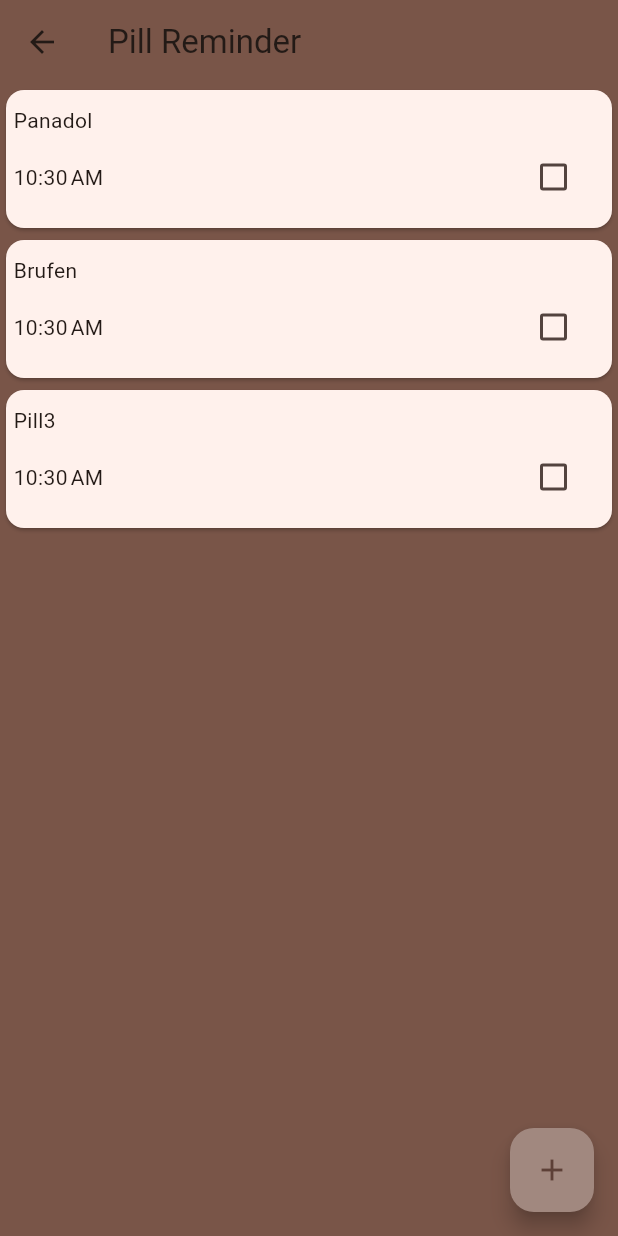
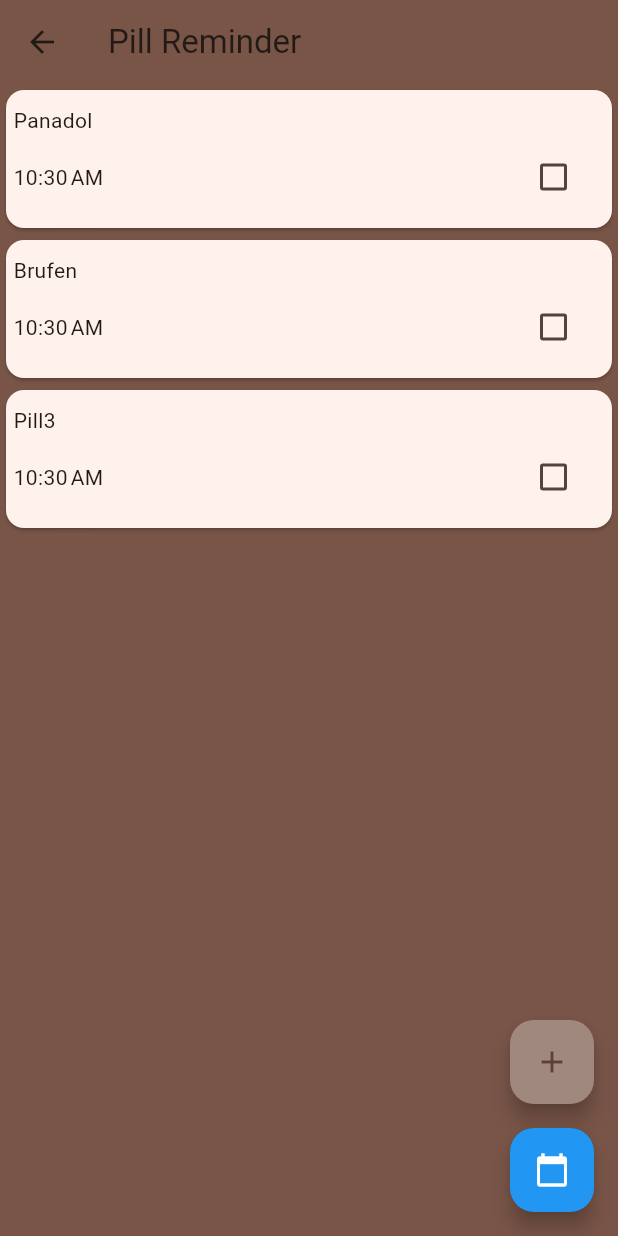
Before and after one commit to saja-massimi/medimind, a Flutter app: the Home screen opened directly, on a phone screen of 412 x 824 dp. Run offline on Flutter 3.47's test engine with Material 3 defaults, Android fonts, the phone set to English and light mode, and no system bars; our stand-ins replace dropdown_button2, table_calendar.

Commit message:
sad story

```diff
--- a/lib/home.dart
+++ b/lib/home.dart
@@ -1,47 +1,84 @@
 import 'package:flutter/material.dart';
 import 'package:medi_mind/addMed.dart';
+import 'package:medi_mind/calendar.dart';
 import 'package:medi_mind/data/dummyData.dart';
+import 'package:medi_mind/model/pills.dart';
 import 'package:medi_mind/widgets/pill_grid_item.dart';
 
-
-class Home extends StatelessWidget {
+class Home extends StatefulWidget {
   Home({super.key});
 
   @override
+  State<Home> createState() => _HomeState();
+}
+
+class _HomeState extends State<Home> {
+  void _removePill(pills pill) {
+    setState(() {
+      availablePills.remove(pill);
+    });
+  }
+
+  void _addPills(pills pill) {
+    setState(() {
+      availablePills.add(pill);
+    });
+  }
+
+  @override
   Widget build(BuildContext context) {
-
-
-    return  Scaffold(
+    return Scaffold(
         backgroundColor: Colors.brown,
         appBar: AppBar(
-
           backgroundColor: Colors.brown,
           title: const Text('Pill Reminder'),
-
         ),
-
         body: Center(
           child: Column(
             mainAxisAlignment: MainAxisAlignment.center,
             children: [
-        Expanded(child: PillsList(pill_list: availablePills)),
-
+              Expanded(
+                  child: PillsList(
+                pill_list: availablePills,
+                onRemovePill: _removePill,
+              )),
             ],
           ),
         ),
-
-      floatingActionButton:   FloatingActionButton(
+        floatingActionButton: Column(
+          mainAxisAlignment: MainAxisAlignment.end,
+          children: [
+            FloatingActionButton(
               onPressed: () {
-                    Navigator.push(context,
-                    MaterialPageRoute(builder: (context) =>  const addMed()));
+                Navigator.push(
+                  context,
+                  MaterialPageRoute(
+                      builder: (context) => addMed(
+                            onAddPill: _addPills,
+                          )),
+                );
               },
-
               backgroundColor: Colors.brown.shade300,
               foregroundColor: Colors.brown.shade700,
               hoverColor: Colors.brown,
               child: const Icon(Icons.add),
             ),
-
-    );
+            const SizedBox(height: 16),
+            FloatingActionButton(
+              onPressed: () {
+                Navigator.push(
+                    context,
+                    MaterialPageRoute(
+                        builder: (context) => CalendarPage(
+                              pillsList: availablePills,
+                            )));
+              },
+              backgroundColor: Colors.blue,
+              foregroundColor: Colors.white,
+              hoverColor: Colors.blue.shade800,
+              child: const Icon(Icons.calendar_today),
+            ),
+          ],
+        ));
   }
 }
--- a/lib/main.dart
+++ b/lib/main.dart
@@ -15,11 +15,10 @@ class MyApp extends StatelessWidget {
     return MaterialApp(
       debugShowCheckedModeBanner: false,
       theme: ThemeData(
-        colorScheme: ColorScheme.fromSeed(
-      seedColor: Colors.brown),
+        colorScheme: ColorScheme.fromSeed(seedColor: Colors.brown),
         useMaterial3: true,
       ),
-      home:  const Sign_In(),
+      home: const Sign_In(),
     );
   }
 }
--- a/lib/widgets/pill_grid_item.dart
+++ b/lib/widgets/pill_grid_item.dart
@@ -3,32 +3,36 @@ import 'package:medi_mind/data/dummyData.dart';
 import 'package:medi_mind/model/pills.dart';
 import 'package:medi_mind/pills_screen.dart';
 
-class PillsList extends StatefulWidget {
+class PillsList extends StatelessWidget {
   const PillsList({
-    super.key, required this.pill_list,
+    super.key,
+    required this.pill_list,
+    required this.onRemovePill,
   });
 
- final List<pills>? pill_list;
-  @override
-  State<PillsList> createState() => _PillsListState();
-}
-
-class _PillsListState extends State<PillsList> {
-
-
+  final List<pills> pill_list;
+  final void Function(pills Pill) onRemovePill;
 
   @override
   Widget build(BuildContext context) {
-
-    return Expanded(child:
-    availablePills.isEmpty? const Center(child:
-     Text('You havent added any pills yet')):
-     ListView.builder(itemBuilder: (context,index)=>
-     PillsScreen(title: widget.pill_list![index].pillName, Pill_item: widget.pill_list![index])
-     ,
-     itemCount: availablePills.length,
-     )
-
-    );
+    return Expanded(
+        child: availablePills.isEmpty
+            ? const Center(child: Text('You havent added any pills yet'))
+            : ListView.builder(
+                itemBuilder: (context, index) => Dismissible(
+                  key: ValueKey(pill_list[index]),
+                  onDismissed: (direction) => onRemovePill(pill_list[index]),
+                  child: PillsScreen(
+                      title: pill_list[index].pillName,
+                      Pill_item: pill_list[index]),
+                  background: Container(
+                    color: Colors.red,
+                    alignment: Alignment.centerRight,
+                    padding: const EdgeInsets.symmetric(horizontal: 20.0),
+                    child: const Icon(Icons.delete, color: Colors.white),
+                  ),
+                ),
+                itemCount: availablePills.length,
+              ));
   }
 }
--- a/pubspec.yaml
+++ b/pubspec.yaml
@@ -31,12 +31,16 @@ dependencies:
   flutter:
     sdk: flutter
   dropdown_button2: ^2.3.9
+  table_calendar: ^3.0.1
+
 
 
   # The following adds the Cupertino Icons font to your application.
   # Use with the CupertinoIcons class for iOS style icons.
   cupertino_icons: ^1.0.2
-  uuid: ^4.3.1
+  uuid: ^4.2.2
+  intl: ^0.18.0
+
 
 dev_dependencies:
   flutter_test:
```
Also changed, not shown: lib/addMed.dart (+35 -21 lines), lib/calendar.dart (added, +85 -0 lines), lib/eachPill.dart (+5 -2 lines), lib/pills_screen.dart (+15 -20 lines), lib/sign_up.dart (+4 -8 lines), pubspec.lock. Lines whose indentation alone changed are shown as unchanged.
